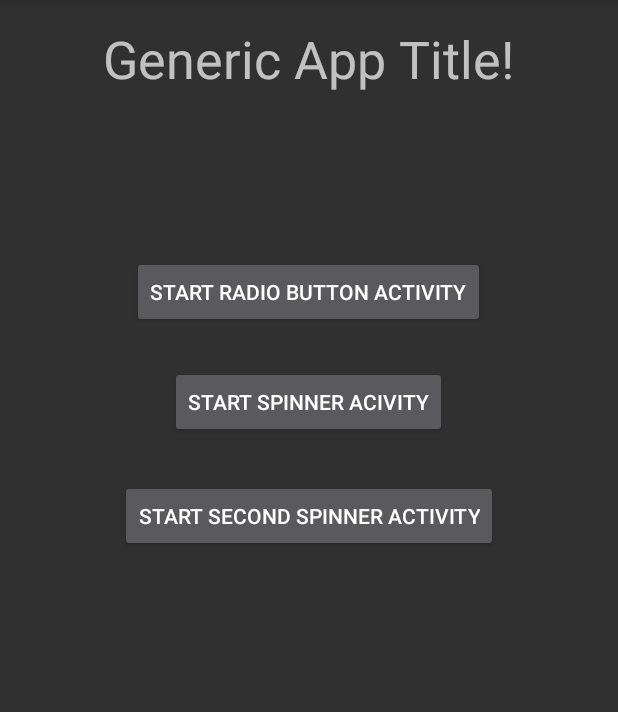
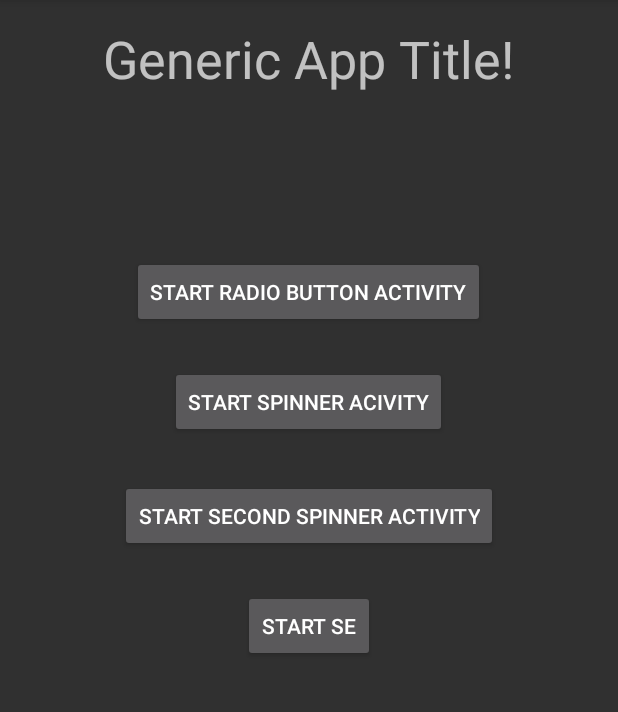
Before and after one commit to AaronBattershell/Projects, an Android app: the screen it shows after launch (Trivia), on a phone screen of 412 x 824 dp, the part 84-796 px from its top. Run offline under Robolectric (Android 15) with nearby library versions, the phone set to English and light mode, and no system bars.

Commit message:
build and small changes to layout

```diff
--- a/Trivia/app/build.gradle
+++ b/Trivia/app/build.gradle
@@ -6,7 +6,7 @@ android {
 
     defaultConfig {
         applicationId "com.amb288.trivia"
-        minSdkVersion 15
+        minSdkVersion 10
         targetSdkVersion 21
         versionCode 1
         versionName "1.0"
--- a/Trivia/app/src/main/java/com/amb288/trivia/Trivia.java
+++ b/Trivia/app/src/main/java/com/amb288/trivia/Trivia.java
@@ -32,6 +32,7 @@ public class Trivia extends ActionBarActivity {
         firstQuestion = (Button) findViewById(R.id.testRadioButton);
         secondQuestion = (Button) findViewById(R.id.testSpinnerButton);
         thirdQuestion = (Button) findViewById(R.id.testSpinnerButton2);
+
 
         Button testRadioBtnActivity = (Button) findViewById(R.id.testRadioButton);
         testRadioBtnActivity.setOnClickListener(new OnClickListener() {
--- a/Trivia/app/src/main/res/layout/activity_trivia.xml
+++ b/Trivia/app/src/main/res/layout/activity_trivia.xml
@@ -54,4 +54,13 @@
         android:layout_centerHorizontal="true"
         android:layout_marginTop="28dp" />
 
+    <Button
+        android:layout_width="wrap_content"
+        android:layout_height="wrap_content"
+        android:text="Start Se"
+        android:id="@+id/testSpinnerButton3"
+        android:layout_marginTop="25dp"
+        android:layout_below="@+id/testSpinnerButton2"
+        android:layout_centerHorizontal="true" />
+
 </RelativeLayout>
--- a/Trivia/build.gradle
+++ b/Trivia/build.gradle
@@ -5,7 +5,7 @@ buildscript {
         jcenter()
     }
     dependencies {
-        classpath 'com.android.tools.build:gradle:0.12.2'
+        classpath 'com.android.tools.build:gradle:0.14.2'
         // NOTE: Do not place your application dependencies here; they belong
         // in the individual module build.gradle files
     }
```
Also changed, not shown: Trivia/gradle/wrapper/gradle-wrapper.properties, 2 other files.
